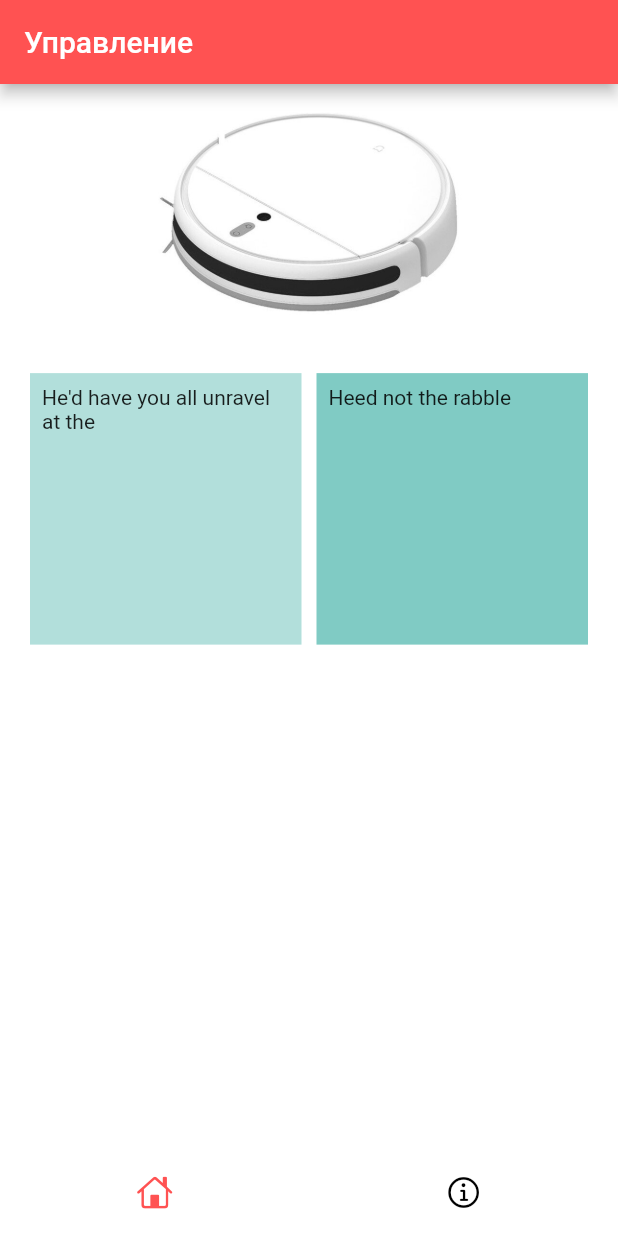
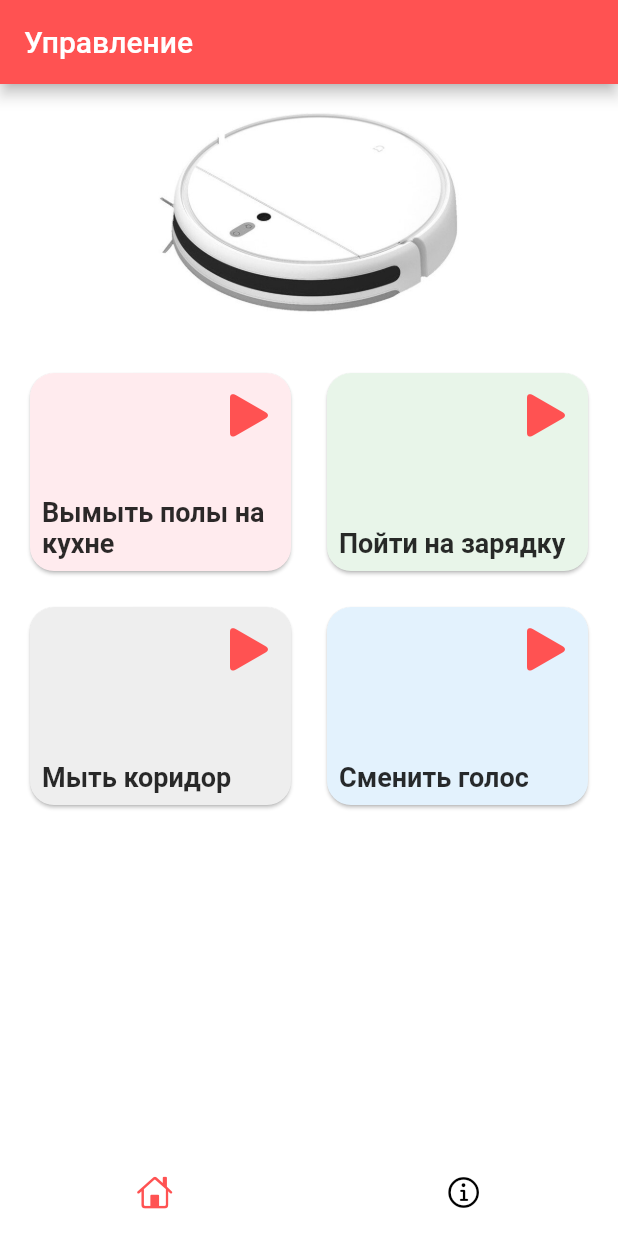
Before and after one commit to mentoster/dust_killer, a Flutter app: the screen it shows after launch, on a phone screen of 412 x 824 dp. Run offline on Flutter 3.47's test engine with Material 2 defaults, Android fonts, the light colour scheme and no system bars; our stand-ins replace get, liquid_progress_indicator; Roboto replaces fonts that are missing (Georgia).

Commit message:
add cards

```diff
--- a/lib/app/routes/app_routes.dart
+++ b/lib/app/routes/app_routes.dart
@@ -2,5 +2,4 @@ part of './app_pages.dart';
 
 abstract class Routes {
   static const initial = '/';
-  static const detail = '/detail';
 }
--- a/lib/app/ui/pages/dashboard_page/dashboard_page.dart
+++ b/lib/app/ui/pages/dashboard_page/dashboard_page.dart
@@ -7,17 +7,14 @@ import '../home_page/home_page.dart';
 import '../statepage_page/statepage_page.dart';
 
 class DashboardPage extends StatelessWidget {
-  final int startedPage;
   const DashboardPage({
     Key? key,
-    required this.startedPage,
   }) : super(key: key);
 
   @override
   Widget build(BuildContext context) {
     return GetBuilder<DashboardController>(
       builder: (c) {
-        c.changeDefaultPage(startedPage);
         return Scaffold(
           body: SafeArea(
             child: IndexedStack(
@@ -30,7 +27,7 @@ class DashboardPage extends StatelessWidget {
           ),
           bottomNavigationBar: BottomNavigationBar(
             unselectedItemColor: Colors.black,
-            selectedItemColor: Colors.redAccent,
+            selectedItemColor: Theme.of(context).iconTheme.color,
             onTap: c.changeTabIndex,
             currentIndex: c.tabIndex,
             showSelectedLabels: false,
--- a/lib/app/ui/pages/home_page/home_page.dart
+++ b/lib/app/ui/pages/home_page/home_page.dart
@@ -3,31 +3,43 @@ import 'package:get/get.dart';
 
 import '../../../controllers/home_controller.dart';
 import '../../global_widgets/title_image.dart';
+import '../../theme/app_paddings.dart';
+import 'widgets/scenario_card.dart';
 
 class HomePage extends GetView<HomeController> {
   const HomePage({Key? key}) : super(key: key);
-
   @override
   Widget build(BuildContext context) {
     List<Widget> menu = [
       const TitleImage(path: "assets/images/1.jpg"),
       GridView.count(
+        childAspectRatio: (1.3 / 1),
         shrinkWrap: true,
         primary: true,
-        padding: const EdgeInsets.all(20),
-        crossAxisSpacing: 10,
-        mainAxisSpacing: 10,
+        padding: const EdgeInsets.all(defaultPadding),
+        crossAxisSpacing: defaultPadding,
+        mainAxisSpacing: defaultPadding,
         crossAxisCount: 2,
         children: <Widget>[
-          Container(
-            padding: const EdgeInsets.all(8),
-            child: const Text("He'd have you all unravel at the"),
-            color: Colors.teal[100],
+          ScenCard(
+            text: "Вымыть полы на кухне",
+            color: Colors.red[50],
+            whatDo: () => {},
           ),
-          Container(
-            padding: const EdgeInsets.all(8),
-            child: const Text('Heed not the rabble'),
-            color: Colors.teal[200],
+          ScenCard(
+            text: "Пойти на зарядку",
+            color: Colors.green[50],
+            whatDo: () => {},
+          ),
+          ScenCard(
+            text: "Мыть коридор",
+            color: Colors.grey[200],
+            whatDo: () => {},
+          ),
+          ScenCard(
+            text: "Сменить голос",
+            color: Colors.blue[50],
+            whatDo: () => {},
           ),
         ],
       ),
--- /dev/null
+++ b/lib/app/ui/pages/home_page/widgets/scenario_card.dart
@@ -0,0 +1,49 @@
+import 'package:flutter/cupertino.dart';
+import 'package:flutter/material.dart';
+
+class ScenCard extends StatelessWidget {
+  final String text;
+  final Color? color;
+  final Function() whatDo;
+  const ScenCard({
+    Key? key,
+    required this.text,
+    required this.color,
+    required this.whatDo,
+  }) : super(key: key);
+
+  @override
+  Widget build(BuildContext context) {
+    return Card(
+      color: color!,
+      shape: RoundedRectangleBorder(borderRadius: BorderRadius.circular(16)),
+      child: InkWell(
+        onTap: whatDo,
+        child: Padding(
+          padding: const EdgeInsets.all(8),
+          child: Column(
+            mainAxisAlignment: MainAxisAlignment.spaceBetween,
+            crossAxisAlignment: CrossAxisAlignment.start,
+            children: [
+              Row(
+                mainAxisAlignment: MainAxisAlignment.spaceBetween,
+                children: [
+                  const SizedBox(),
+                  Icon(
+                    CupertinoIcons.play_fill,
+                    size: 40,
+                    color: Theme.of(context).iconTheme.color,
+                  ),
+                ],
+              ),
+              Text(
+                text,
+                style: const TextStyle(fontSize: 18),
+              ),
+            ],
+          ),
+        ),
+      ),
+    );
+  }
+}
--- a/lib/app/ui/pages/statepage_page/widgets/info_row.dart
+++ b/lib/app/ui/pages/statepage_page/widgets/info_row.dart
@@ -1,4 +1,5 @@
 import 'package:flutter/cupertino.dart';
+import 'package:flutter/material.dart';
 
 import '../../../theme/app_paddings.dart';
 
@@ -23,10 +24,9 @@ class Info extends StatelessWidget {
             children: <TextSpan>[
               TextSpan(
                   text: '$title:',
-                  style: const TextStyle(fontWeight: FontWeight.bold)),
+                  style: Theme.of(context).textTheme.bodyText2),
               TextSpan(
-                text: ' $info',
-              )
+                  text: ' $info', style: Theme.of(context).textTheme.bodyText1)
             ],
           ),
         ));
--- a/lib/app/ui/theme/app_text_theme.dart
+++ /dev/null
@@ -1,4 +0,0 @@
-import 'dart:ui';
-
-final  titleTextStyle =
-    TextStyle(fontSize: 28, fontWeight: FontWeight.bold);
```
Also changed, not shown: lib/app/controllers/dashboard_controller.dart (+0 -8 lines), lib/app/routes/app_pages.dart (+1 -7 lines), lib/app/ui/theme/app_theme.dart (+14 -2 lines).
